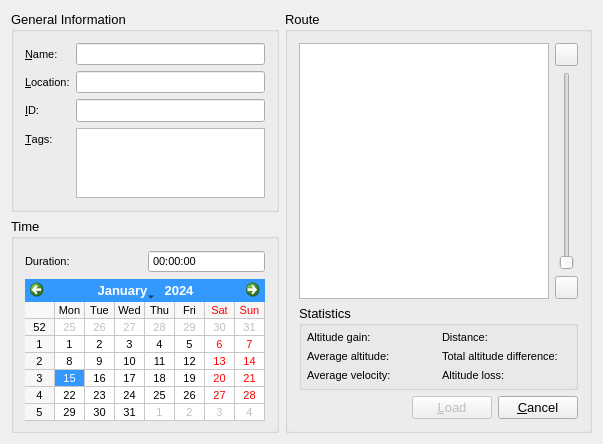
mueslo/TEA, file metadatadialog.ui: the form before one commit.
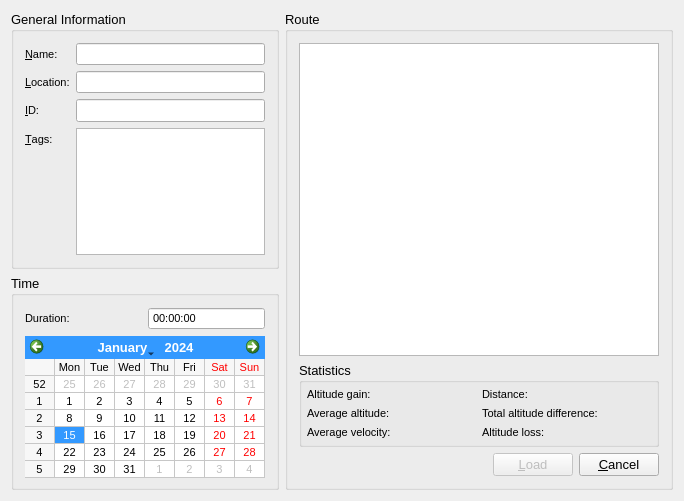
The form after the commit. Icons and pictures are not drawn. Custom widgets are drawn as their Qt base class.

Commit message:
Implemented: - drag and drop for TEA files - new class for the map viewer (MapView) - identical tile placement prevention - identical tile download request prevention - tile request order is now from the center outward
Simplified and Fixed:
- MapView::CenterMapOnRoute

What changed in the file:
```diff
--- a/metadatadialog.ui
+++ b/metadatadialog.ui
@@ -6,8 +6,8 @@
    <rect>
     <x>0</x>
     <y>0</y>
-    <width>603</width>
-    <height>420</height>
+    <width>684</width>
+    <height>501</height>
    </rect>
   </property>
   <property name="windowTitle">
@@ -211,6 +211,9 @@
             <property name="buttonSymbols">
              <enum>QAbstractSpinBox::NoButtons</enum>
             </property>
+            <property name="displayFormat">
+             <string notr="true">hh:mm:ss</string>
+            </property>
            </widget>
           </item>
           <item row="1" column="0" colspan="2">
@@ -340,80 +343,26 @@
               <verstretch>0</verstretch>
              </sizepolicy>
             </property>
+            <property name="minimumSize">
+             <size>
+              <width>300</width>
+              <height>300</height>
+             </size>
+            </property>
+            <property name="verticalScrollBarPolicy">
+             <enum>Qt::ScrollBarAlwaysOff</enum>
+            </property>
+            <property name="horizontalScrollBarPolicy">
+             <enum>Qt::ScrollBarAlwaysOff</enum>
+            </property>
+            <property name="interactive">
+             <bool>false</bool>
+            </property>
             <property name="renderHints">
              <set>QPainter::Antialiasing|QPainter::HighQualityAntialiasing|QPainter::TextAntialiasing</set>
             </property>
            </widget>
           </item>
-          <item>
-           <layout class="QVBoxLayout" name="verticalLayout">
-            <item>
-             <widget class="QPushButton" name="btnZoomIn">
-              <property name="sizePolicy">
-               <sizepolicy hsizetype="Fixed" vsizetype="Fixed">
-                <horstretch>0</horstretch>
-                <verstretch>0</verstretch>
-               </sizepolicy>
-              </property>
-              <property name="maximumSize">
-               <size>
-                <width>23</width>
-                <height>23</height>
-               </size>
-              </property>
-              <property name="text">
-               <string/>
-              </property>
-              <property name="icon">
-               <iconset resource="icons.qrc">
-                <normaloff>:/icons/icons/16x16_0560/magnifier_zoom_in.png</normaloff>:/icons/icons/16x16_0560/magnifier_zoom_in.png</iconset>
-              </property>
-             </widget>
-            </item>
-            <item>
-             <widget class="QSlider" name="verticalSlider">
-              <property name="sizePolicy">
-               <sizepolicy hsizetype="Fixed" vsizetype="MinimumExpanding">
-                <horstretch>0</horstretch>
-                <verstretch>0</verstretch>
-               </sizepolicy>
-              </property>
-              <property name="minimumSize">
-               <size>
-                <width>23</width>
-                <height>0</height>
-               </size>
-              </property>
-              <property name="orientation">
-               <enum>Qt::Vertical</enum>
-              </property>
-             </widget>
-            </item>
-            <item>
-             <widget class="QPushButton" name="btnZoomOut">
-              <property name="sizePolicy">
-               <sizepolicy hsizetype="Fixed" vsizetype="Fixed">
-                <horstretch>0</horstretch>
-                <verstretch>0</verstretch>
-               </sizepolicy>
-              </property>
-              <property name="maximumSize">
-               <size>
-                <width>23</width>
-                <height>23</height>
-               </size>
-              </property>
-              <property name="text">
-               <string/>
-              </property>
-              <property name="icon">
-               <iconset resource="icons.qrc">
-                <normaloff>:/icons/icons/16x16_0560/magnifier_zoom_out.png</normaloff>:/icons/icons/16x16_0560/magnifier_zoom_out.png</iconset>
-              </property>
-             </widget>
-            </item>
-           </layout>
-          </item>
          </layout>
         </item>
         <item>
@@ -565,8 +514,13 @@
   </layout>
  </widget>
  <layoutdefault spacing="6" margin="11"/>
- <resources>
-  <include location="icons.qrc"/>
- </resources>
+ <customwidgets>
+  <customwidget>
+   <class>MapView</class>
+   <extends>QGraphicsView</extends>
+   <header location="global">mapview.h</header>
+  </customwidget>
+ </customwidgets>
+ <resources/>
  <connections/>
 </ui>
```
Left out of the diff: 2 changed lines with no effect on the pictures. The commit also changes 20 other files.
